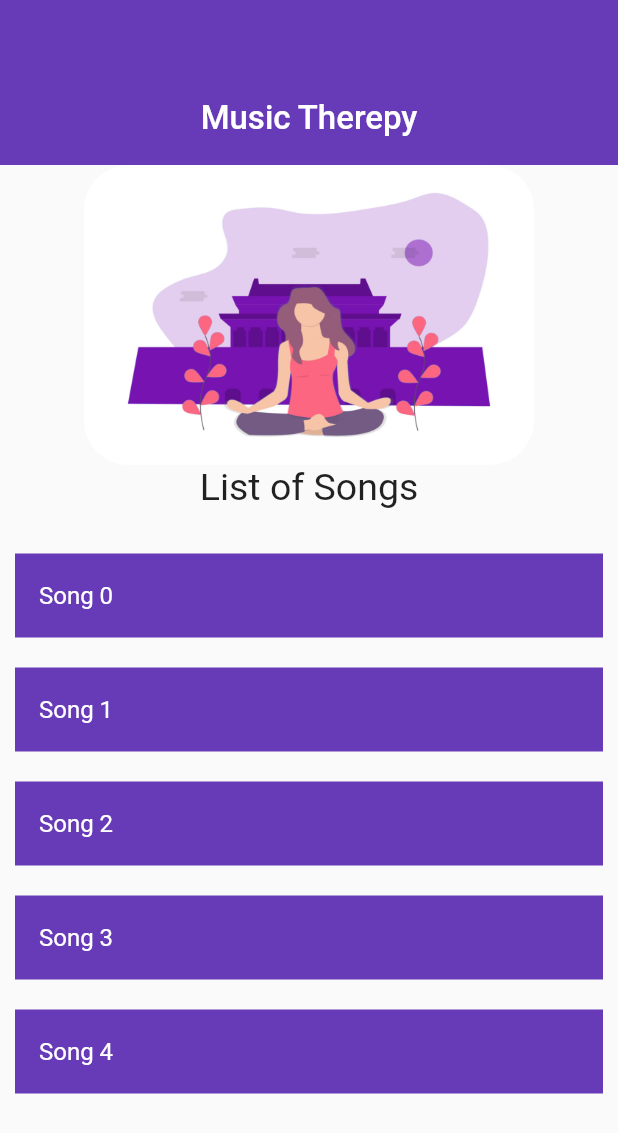
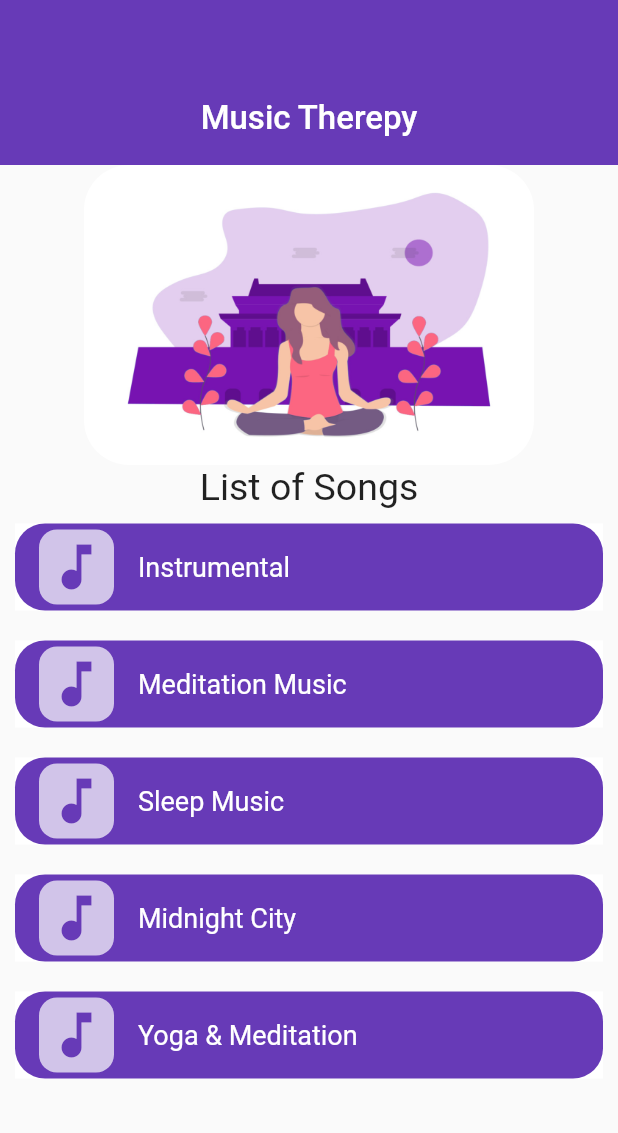
Before and after one commit to Piyushhpatel/Mindswell, a Flutter app: the Fourth screen opened directly, on a phone screen of 412 x 824 dp. Shown: the top 1133 px of the screen. Run offline on Flutter 3.47's test engine with Material 2 defaults, Android fonts, the phone set to English and light mode, and no system bars; our stand-ins replace audio_video_progress_bar, carousel_slider, curved_navigation_bar, flutter_svg, font_awesome_flutter, google_fonts and 5 more; missing offline and left inert: shared_preferences_web; accounts and stored records are empty.

Commit message:
Designed Music List

```diff
--- a/lib/home/screens/fourth.dart
+++ b/lib/home/screens/fourth.dart
@@ -9,6 +9,14 @@ class Fourth extends StatelessWidget {
     'assets/audio/sleepmusic.mp3',
     'assets/audio/testaudio.mp3',
     'assets/audio/YogaandMeditation.mp3',
+  ];
+
+  final List<String> audioFileNames = [
+    'Instrumental',
+    'Meditation Music',
+    'Sleep Music',
+    'Midnight City',
+    'Yoga & Meditation',
   ];
 
   @override
@@ -47,22 +55,53 @@ class Fourth extends StatelessWidget {
             ),
           ),
           Text('List of Songs', style: TextStyle(fontSize: 25)),
-          SizedBox(height: 20),
           Expanded(
             child: ListView.builder(
               itemCount: audioFilePaths.length,
               itemBuilder: (context, index) {
                 return Container(
+                  decoration: BoxDecoration(
+                      borderRadius: BorderRadius.circular(20),
+                      color: Colors.deepPurple),
                   margin: EdgeInsets.all(10),
                   child: ListTile(
-                    tileColor: Colors.deepPurple,
-                    title: Text('Song $index',
-                        style: TextStyle(color: Colors.white)),
+                    // contentPadding: EdgeInsets.all(2),
+                    tileColor: Colors.white,
+                    title: Row(
+                      children: [
+                        // Image Placeholder
+                        Container(
+                          width: 50,
+                          height: 50,
+                          decoration: BoxDecoration(
+                            borderRadius: BorderRadius.circular(
+                                12), // Adjust the radius as needed
+                            color: Colors.deepPurple[100], // Placeholder color
+                          ),
+                          child: Icon(
+                            Icons
+                                .music_note, // You can replace this with an image
+                            color: Colors.deepPurple,
+                            size: 40, // Adjust the size as needed
+                          ),
+                        ),
+                        SizedBox(width: 16), // Space between image and title
+                        // Title of the Song
+                        Text(
+                          audioFileNames[index],
+                          style: TextStyle(
+                            color: Colors.white,
+                            fontSize: 18, // Adjust the font size as needed
+                          ),
+                        ),
+                      ],
+                    ),
                     onTap: () {
                       Navigator.push(
                         context,
                         MaterialPageRoute(
                           builder: (context) => AudioPlayerPage(
+                            fileName: audioFileNames[index],
                             musicUrl: audioFilePaths[index],
                           ),
                         ),
```
Also changed, not shown: lib/home/mental_health/audio_page.dart (+19 -5 lines).
